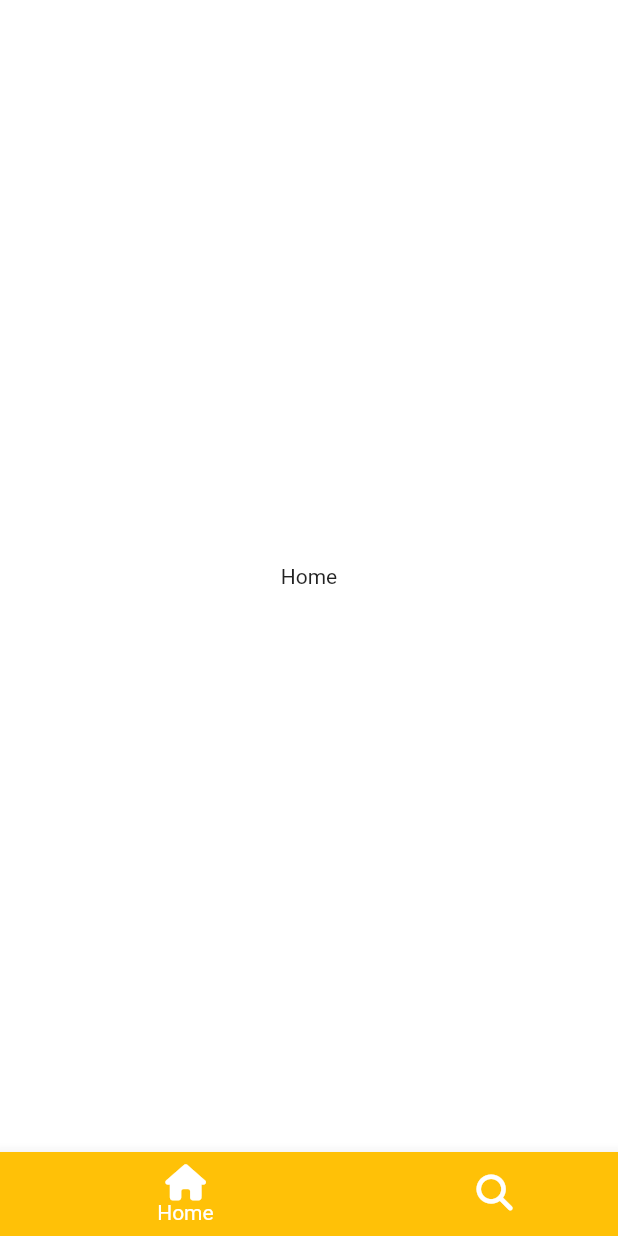
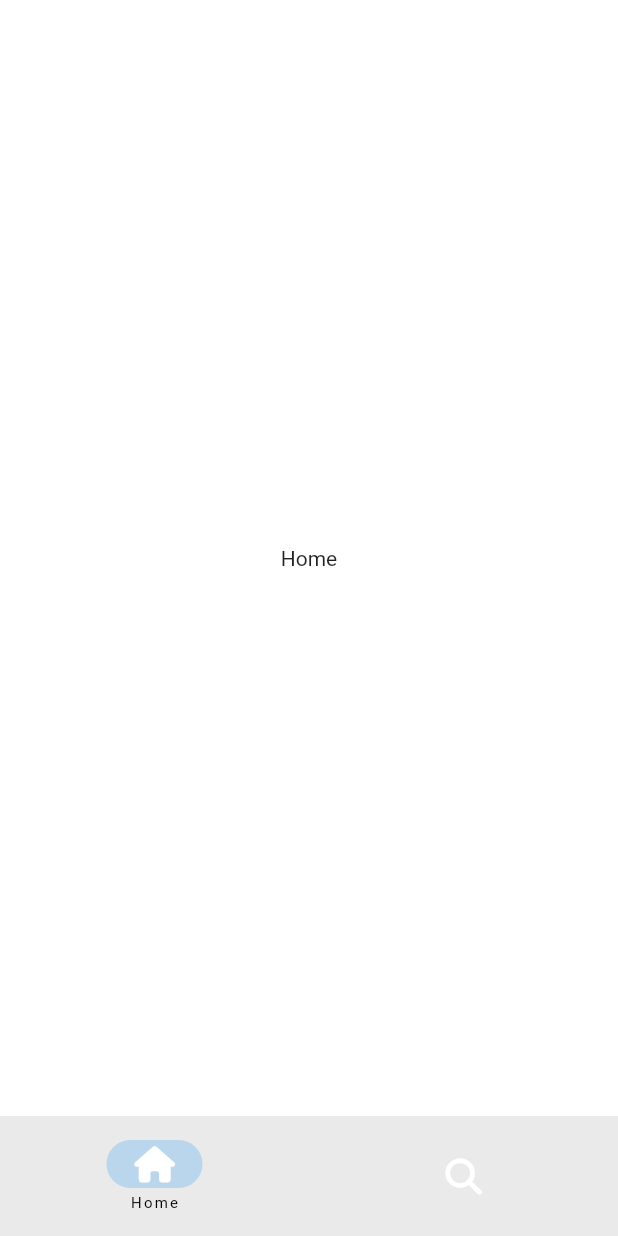
Before and after one commit to jiunson/tiktok_clone_2nd, a Flutter app: the screen it shows after launch, on a phone screen of 412 x 824 dp. Run offline on Flutter 3.47's test engine with Material 2 defaults, Android fonts, the phone set to English and light mode, and no system bars; our stand-ins replace font_awesome_flutter.

Commit message:
#6.3 NavigationBar 코드 추가

```diff
--- a/lib/features/main_navigation/main_navigation_screen.dart
+++ b/lib/features/main_navigation/main_navigation_screen.dart
@@ -30,23 +30,24 @@ class _MainNavgationScreenState extends State<MainNavgationScreen> {
   Widget build(BuildContext context) {
     return Scaffold(
       body: screens[_selectedIndex],
-      bottomNavigationBar: BottomNavigationBar(
-        type: BottomNavigationBarType.shifting,
-        currentIndex: _selectedIndex,
-        onTap: _onTap,
-        // selectedItemColor: Theme.of(context).primaryColor,
-        items: const [
-          BottomNavigationBarItem(
-            icon: FaIcon(FontAwesomeIcons.house),
-            label: "Home",
-            tooltip: "What are you?",
-            backgroundColor: Colors.amber,
+      bottomNavigationBar: NavigationBar(
+        labelBehavior: NavigationDestinationLabelBehavior.onlyShowSelected,
+        selectedIndex: _selectedIndex,
+        onDestinationSelected: _onTap,
+        destinations: const [
+          NavigationDestination(
+            icon: FaIcon(
+              FontAwesomeIcons.house,
+              color: Colors.white,
+            ),
+            label: 'Home',
           ),
-          BottomNavigationBarItem(
-            icon: FaIcon(FontAwesomeIcons.magnifyingGlass),
-            label: "Search",
-            tooltip: "What are you?",
-            backgroundColor: Colors.blue,
+          NavigationDestination(
+            icon: FaIcon(
+              FontAwesomeIcons.magnifyingGlass,
+              color: Colors.white,
+            ),
+            label: 'Search',
           ),
         ],
       ),
```
